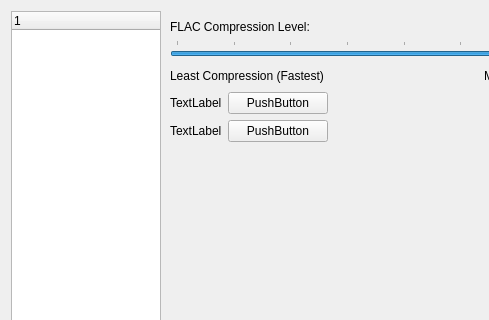
billlin0904/xamp2, file src/xamp/preferencedialog.ui: the form before one commit; both pictures show x 0 to 489 and y 0 to 320 of the 658 by 569 pixel window.
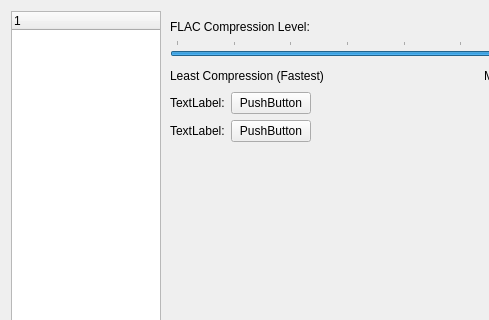
The form after the commit. The open tabs and pages were chosen to show the change. Custom widgets are drawn as their Qt base class.

What changed in the file:
```diff
--- a/src/xamp/preferencedialog.ui
+++ b/src/xamp/preferencedialog.ui
@@ -608,7 +608,7 @@
                <item>
                 <widget class="QLabel" name="label_9">
                  <property name="text">
-                  <string>TextLabel</string>
+                  <string>TextLabel:</string>
                  </property>
                 </widget>
                </item>
@@ -616,7 +616,7 @@
                 <widget class="SwitchButton" name="pushButton">
                  <property name="minimumSize">
                   <size>
-                   <width>100</width>
+                   <width>80</width>
                    <height>0</height>
                   </size>
                  </property>
@@ -638,7 +638,7 @@
                <item>
                 <widget class="QLabel" name="label_10">
                  <property name="text">
-                  <string>TextLabel</string>
+                  <string>TextLabel:</string>
                  </property>
                 </widget>
                </item>
@@ -646,7 +646,7 @@
                 <widget class="SwitchButton" name="pushButton_2">
                  <property name="minimumSize">
                   <size>
-                   <width>100</width>
+                   <width>80</width>
                    <height>0</height>
                   </size>
                  </property>
```
Left out of the diff: 2 changed lines with no effect on the pictures.
